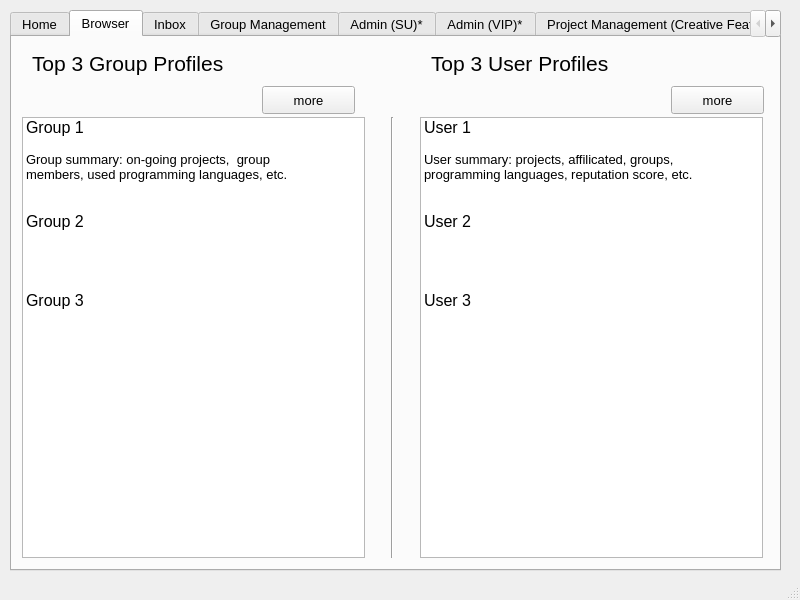
First picture: the form in GUIs/User Home Page.ui, repository tislam35/322-Software-Engineering-Project, before the edit.
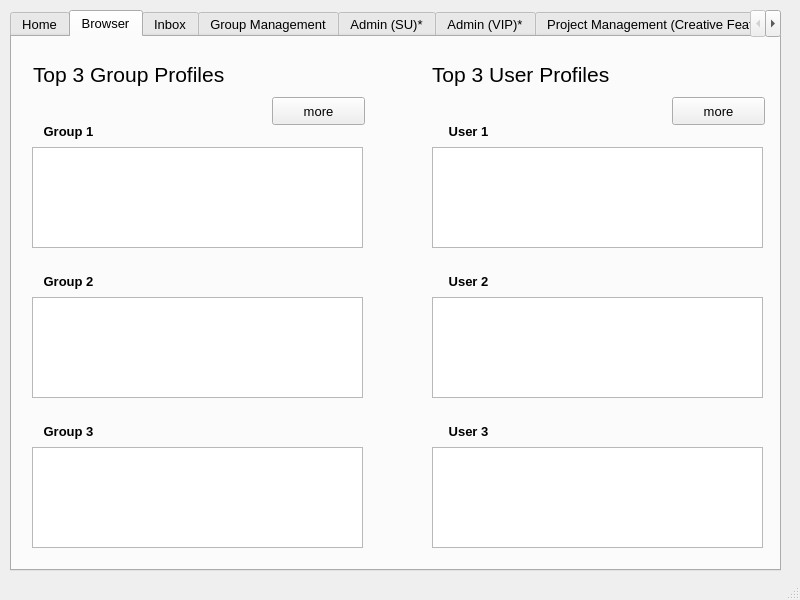
Second picture: the form after the edit. The open tabs and pages were chosen to show the change.

```diff
--- a/GUIs/User Home Page.ui
+++ b/GUIs/User Home Page.ui
@@ -282,8 +282,8 @@
      <widget class="QLabel" name="topUserLabel">
       <property name="geometry">
        <rect>
-        <x>419</x>
-        <y>10</y>
+        <x>420</x>
+        <y>21</y>
         <width>226</width>
         <height>33</height>
        </rect>
@@ -297,11 +297,31 @@
        <string>Top 3 User Profiles</string>
       </property>
      </widget>
+     <widget class="QTextBrowser" name="group1_textBrowser">
+      <property name="geometry">
+       <rect>
+        <x>20</x>
+        <y>110</y>
+        <width>331</width>
+        <height>101</height>
+       </rect>
+      </property>
+     </widget>
+     <widget class="QTextBrowser" name="user1_textBrowser">
+      <property name="geometry">
+       <rect>
+        <x>420</x>
+        <y>110</y>
+        <width>331</width>
+        <height>101</height>
+       </rect>
+      </property>
+     </widget>
      <widget class="QLabel" name="label">
       <property name="geometry">
        <rect>
-        <x>20</x>
-        <y>10</y>
+        <x>21</x>
+        <y>21</y>
         <width>245</width>
         <height>33</height>
        </rect>
@@ -318,11 +338,51 @@
        <string>Top 3 Group Profiles</string>
       </property>
      </widget>
-     <widget class="QPushButton" name="pushButton_43">
+     <widget class="QTextBrowser" name="user2_textBrowser">
       <property name="geometry">
        <rect>
-        <x>659</x>
-        <y>49</y>
+        <x>420</x>
+        <y>260</y>
+        <width>331</width>
+        <height>101</height>
+       </rect>
+      </property>
+     </widget>
+     <widget class="QTextBrowser" name="group2_textBrowser">
+      <property name="geometry">
+       <rect>
+        <x>20</x>
+        <y>260</y>
+        <width>331</width>
+        <height>101</height>
+       </rect>
+      </property>
+     </widget>
+     <widget class="QTextBrowser" name="user3_textBrowser">
+      <property name="geometry">
+       <rect>
+        <x>420</x>
+        <y>410</y>
+        <width>331</width>
+        <height>101</height>
+       </rect>
+      </property>
+     </widget>
+     <widget class="QTextBrowser" name="group3_textBrowser">
+      <property name="geometry">
+       <rect>
+        <x>20</x>
+        <y>410</y>
+        <width>331</width>
+        <height>101</height>
+       </rect>
+      </property>
+     </widget>
+     <widget class="QPushButton" name="pushButton_2">
+      <property name="geometry">
+       <rect>
+        <x>260</x>
+        <y>60</y>
         <width>93</width>
         <height>28</height>
        </rect>
@@ -334,8 +394,8 @@
      <widget class="QPushButton" name="pushButton_44">
       <property name="geometry">
        <rect>
-        <x>250</x>
-        <y>49</y>
+        <x>660</x>
+        <y>60</y>
         <width>93</width>
         <height>28</height>
        </rect>
@@ -344,250 +404,137 @@
        <string>more</string>
       </property>
      </widget>
-     <widget class="QWidget" name="layoutWidget">
+     <widget class="QPushButton" name="group1_button">
       <property name="geometry">
        <rect>
         <x>10</x>
         <y>80</y>
-        <width>741</width>
-        <height>441</height>
+        <width>93</width>
+        <height>28</height>
        </rect>
       </property>
-      <layout class="QHBoxLayout" name="horizontalLayout">
-       <item>
-        <widget class="QListWidget" name="listWidget_12">
-         <property name="sortingEnabled">
-          <bool>false</bool>
-         </property>
-         <item>
-          <property name="text">
-           <string>Group 1</string>
-          </property>
-          <property name="font">
-           <font>
-            <pointsize>12</pointsize>
-           </font>
-          </property>
-         </item>
-         <item>
-          <property name="text">
-           <string/>
-          </property>
-         </item>
-         <item>
-          <property name="text">
-           <string>Group summary: on-going projects,  group</string>
-          </property>
-         </item>
-         <item>
-          <property name="text">
-           <string>members, used programming languages, etc.</string>
-          </property>
-         </item>
-         <item>
-          <property name="text">
-           <string/>
-          </property>
-         </item>
-         <item>
-          <property name="text">
-           <string/>
-          </property>
-         </item>
-         <item>
-          <property name="text">
-           <string>Group 2</string>
-          </property>
-          <property name="font">
-           <font>
-            <pointsize>12</pointsize>
-           </font>
-          </property>
-         </item>
-         <item>
-          <property name="text">
-           <string/>
-          </property>
-         </item>
-         <item>
-          <property name="text">
-           <string/>
-          </property>
-         </item>
-         <item>
-          <property name="text">
-           <string/>
-          </property>
-         </item>
-         <item>
-          <property name="text">
-           <string/>
-          </property>
-         </item>
-         <item>
-          <property name="text">
-           <string>Group 3</string>
-          </property>
-          <property name="font">
-           <font>
-            <pointsize>12</pointsize>
-           </font>
-          </property>
-         </item>
-         <item>
-          <property name="text">
-           <string/>
-          </property>
-         </item>
-         <item>
-          <property name="text">
-           <string/>
-          </property>
-         </item>
-         <item>
-          <property name="text">
-           <string/>
-          </property>
-         </item>
-        </widget>
-       </item>
-       <item>
-        <spacer name="horizontalSpacer_3">
-         <property name="orientation">
-          <enum>Qt::Horizontal</enum>
-         </property>
-         <property name="sizeType">
-          <enum>QSizePolicy::Fixed</enum>
-         </property>
-         <property name="sizeHint" stdset="0">
-          <size>
-           <width>20</width>
-           <height>20</height>
-          </size>
-         </property>
-        </spacer>
-       </item>
-       <item>
-        <widget class="Line" name="line_11">
-         <property name="orientation">
-          <enum>Qt::Vertical</enum>
-         </property>
-        </widget>
-       </item>
-       <item>
-        <spacer name="horizontalSpacer_4">
-         <property name="orientation">
-          <enum>Qt::Horizontal</enum>
-         </property>
-         <property name="sizeType">
-          <enum>QSizePolicy::Fixed</enum>
-         </property>
-         <property name="sizeHint" stdset="0">
-          <size>
-           <width>20</width>
-           <height>20</height>
-          </size>
-         </property>
-        </spacer>
-       </item>
-       <item>
-        <widget class="QListWidget" name="listWidget_13">
-         <property name="sortingEnabled">
-          <bool>false</bool>
-         </property>
-         <item>
-          <property name="text">
-           <string>User 1</string>
-          </property>
-          <property name="font">
-           <font>
-            <pointsize>12</pointsize>
-           </font>
-          </property>
-         </item>
-         <item>
-          <property name="text">
-           <string/>
-          </property>
-         </item>
-         <item>
-          <property name="text">
-           <string>User summary: projects, affilicated, groups, </string>
-          </property>
-         </item>
-         <item>
-          <property name="text">
-           <string>programming languages, reputation score, etc.</string>
-          </property>
-         </item>
-         <item>
-          <property name="text">
-           <string/>
-          </property>
-         </item>
-         <item>
-          <property name="text">
-           <string/>
-          </property>
-         </item>
-         <item>
-          <property name="text">
-           <string>User 2</string>
-          </property>
-          <property name="font">
-           <font>
-            <pointsize>12</pointsize>
-           </font>
-          </property>
-         </item>
-         <item>
-          <property name="text">
-           <string/>
-          </property>
-         </item>
-         <item>
-          <property name="text">
-           <string/>
-          </property>
-         </item>
-         <item>
-          <property name="text">
-           <string/>
-          </property>
-         </item>
-         <item>
-          <property name="text">
-           <string/>
-          </property>
-         </item>
-         <item>
-          <property name="text">
-           <string>User 3</string>
-          </property>
-          <property name="font">
-           <font>
-            <pointsize>12</pointsize>
-           </font>
-          </property>
-         </item>
-         <item>
-          <property name="text">
-           <string/>
-          </property>
-         </item>
-         <item>
-          <property name="text">
-           <string/>
-          </property>
-         </item>
-         <item>
-          <property name="text">
-           <string/>
-          </property>
-         </item>
-        </widget>
-       </item>
-      </layout>
+      <property name="font">
+       <font>
+        <weight>75</weight>
+        <bold>true</bold>
+       </font>
+      </property>
+      <property name="text">
+       <string>Group 1</string>
+      </property>
+      <property name="flat">
+       <bool>true</bool>
+      </property>
+     </widget>
+     <widget class="QPushButton" name="group2_button">
+      <property name="geometry">
+       <rect>
+        <x>10</x>
+        <y>230</y>
+        <width>93</width>
+        <height>28</height>
+       </rect>
+      </property>
+      <property name="font">
+       <font>
+        <weight>75</weight>
+        <bold>true</bold>
+       </font>
+      </property>
+      <property name="text">
+       <string>Group 2</string>
+      </property>
+      <property name="flat">
+       <bool>true</bool>
+      </property>
+     </widget>
+     <widget class="QPushButton" name="group3_button">
+      <property name="geometry">
+       <rect>
+        <x>10</x>
+        <y>380</y>
+        <width>93</width>
+        <height>28</height>
+       </rect>
+      </property>
+      <property name="font">
+       <font>
+        <weight>75</weight>
+        <bold>true</bold>
+       </font>
+      </property>
+      <property name="text">
+       <string>Group 3</string>
+      </property>
+      <property name="flat">
+       <bool>true</bool>
+      </property>
+     </widget>
+     <widget class="QPushButton" name="user2_button">
+      <property name="geometry">
+       <rect>
+        <x>410</x>
+        <y>230</y>
+        <width>93</width>
+        <height>28</height>
+       </rect>
+      </property>
+      <property name="font">
+       <font>
+        <weight>75</weight>
+        <bold>true</bold>
+       </font>
+      </property>
+      <property name="text">
+       <string>User 2</string>
+      </property>
+      <property name="flat">
+       <bool>true</bool>
+      </property>
+     </widget>
+     <widget class="QPushButton" name="user3_button">
+      <property name="geometry">
+       <rect>
+        <x>410</x>
+        <y>380</y>
+        <width>93</width>
+        <height>28</height>
+       </rect>
+      </property>
+      <property name="font">
+       <font>
+        <weight>75</weight>
+        <bold>true</bold>
+       </font>
+      </property>
+      <property name="text">
+       <string>User 3</string>
+      </property>
+      <property name="flat">
+       <bool>true</bool>
+      </property>
+     </widget>
+     <widget class="QPushButton" name="user1_button">
+      <property name="geometry">
+       <rect>
+        <x>410</x>
+        <y>80</y>
+        <width>93</width>
+        <height>28</height>
+       </rect>
+      </property>
+      <property name="font">
+       <font>
+        <weight>75</weight>
+        <bold>true</bold>
+       </font>
+      </property>
+      <property name="text">
+       <string>User 1</string>
+      </property>
+      <property name="flat">
+       <bool>true</bool>
+      </property>
      </widget>
     </widget>
     <widget class="QWidget" name="inboxTab">
```
Left out of the diff: 4 changed lines with no effect on the pictures.
